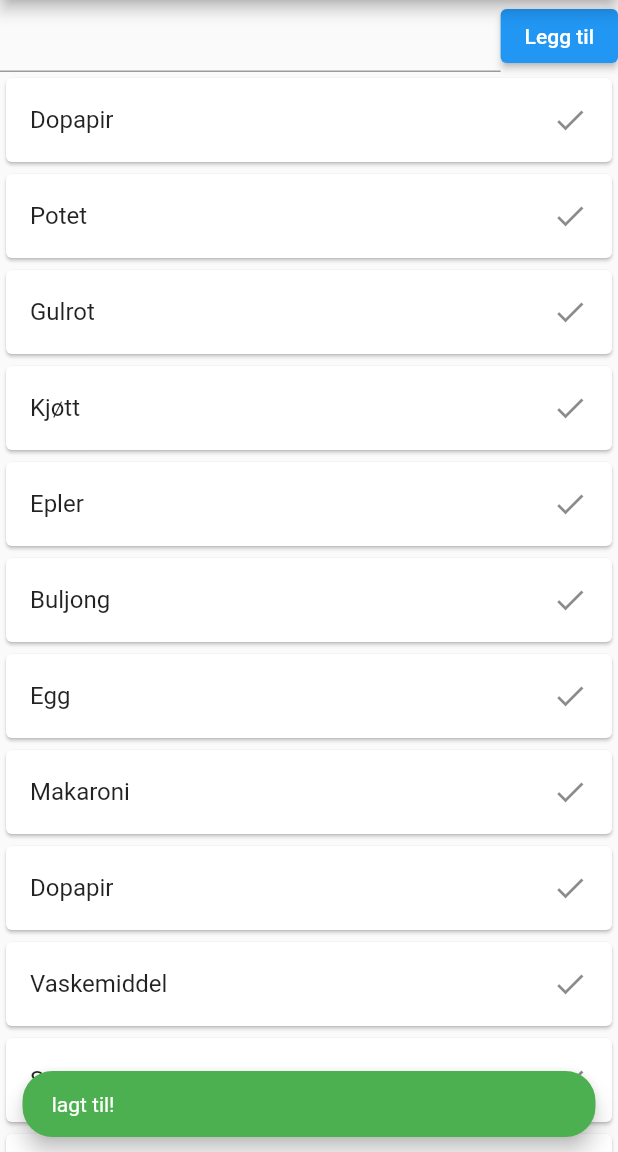
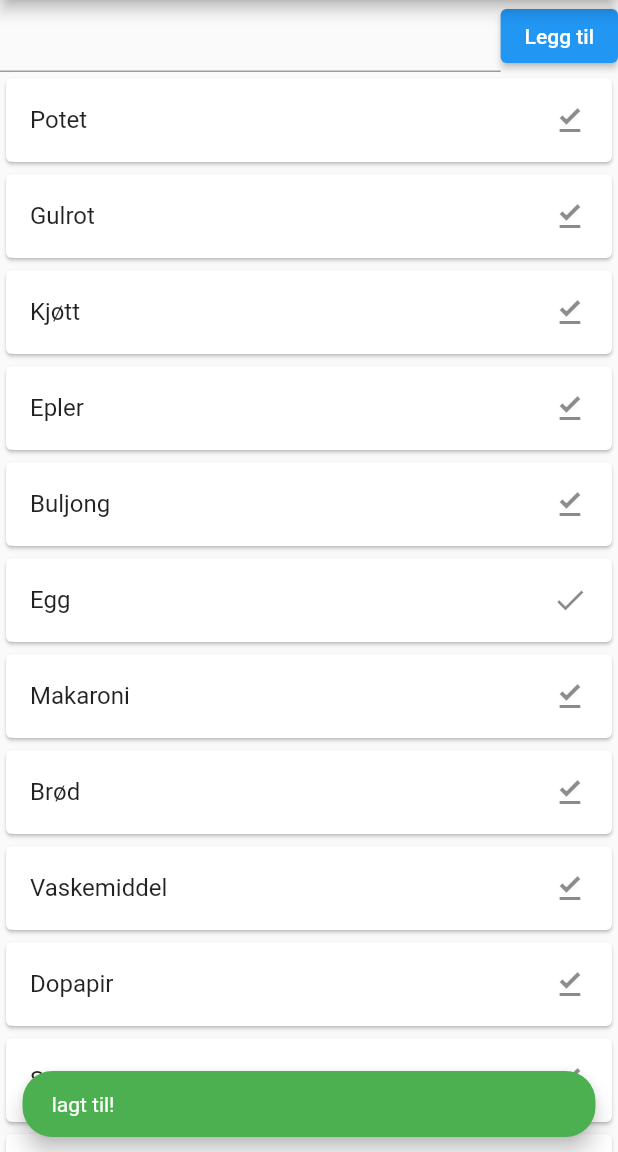
Before and after one commit to etuver/flutter-shoppinglist, a Flutter app: the screen it shows after launch, after a tap on "Legg til", on a phone screen of 412 x 824 dp, the part 84-1236 px from its top. Run offline on Flutter 3.47's test engine with Material 2 defaults, Android fonts, the light colour scheme and no system bars.

Commit message:
implement Listing

```diff
--- a/lib/main.dart
+++ b/lib/main.dart
@@ -1,23 +1,38 @@
 import 'package:flutter/material.dart';
+import 'Listing.dart';
 
 void main() {
   runApp(const MyApp());
-  //var items = [];
-  items.add("Potet");
-  items.add("Gulrot");
-  items.add("Kjøtt");
-  items.add("Epler");
-  items.add("Buljong");
-  items.add("Egg");
-  items.add("Makaroni");
-  items.add("Dopapir");
-  items.add("Vaskemiddel");
-  items.add("Smør");
-  items.add("Zalo");
+  //items.add("Potet");
+  //items.add("Gulrot");
+  //items.add("Kjøtt");
+  //items.add("Epler");
+  //items.add("Buljong");
+  //items.add("Egg");
+  //items.add("Makaroni");
+  //items.add("Dopapir");
+  //items.add("Vaskemiddel");
+  //items.add("Smør");
+  //items.add("Zalo");
+  shoppingList.add(Listing(name: "Potet"));
+  shoppingList.add(Listing(name: "Gulrot"));
+  shoppingList.add(Listing(name: "Kjøtt"));
+  shoppingList.add(Listing(name: "Epler"));
+  shoppingList.add(Listing(name: "Buljong"));
+  shoppingList.add(Listing(name: "Egg"));
+  shoppingList.add(Listing(name: "Makaroni"));
+  shoppingList.add(Listing(name: "Brød"));
+  shoppingList.add(Listing(name: "Vaskemiddel"));
+  shoppingList.add(Listing(name: "Dopapir"));
+  shoppingList.add(Listing(name: "Smør"));
+  shoppingList.add(Listing(name: "Zalo"));
+  shoppingList.add(Listing(name: "Løk"));
+  shoppingList[5].checked = true;
 }
 
 TextEditingController newItemController = TextEditingController();
 List<String> items = ["Dopapir"];
+List<Listing> shoppingList = [];
 
 class MyApp extends StatefulWidget {
   const MyApp({super.key});
@@ -62,13 +77,17 @@ class _MyAppState extends State<MyApp> {
                         physics: const NeverScrollableScrollPhysics(),
                         // Inner listview must be not scrollable
                         shrinkWrap: true,
-                        itemCount: items.length,
+                        //itemCount: items.length,
+                        itemCount: shoppingList.length,
                         itemBuilder: (BuildContext context, int index) {
                           return Card(
                             child: ListTile(
-                              title: Text(items[index]),
-                              trailing: Icon(Icons.done),
-                            ),
+                                // title: Text(items[index]),
+                                title: Text(shoppingList[index].name),
+                                //trailing: Icon(Icons.done),
+                                trailing: Icon(shoppingList[index].checked
+                                    ? Icons.done
+                                    : Icons.file_download_done)),
                           );
                         },
                       )
@@ -88,7 +107,7 @@ final GlobalKey<ScaffoldState> _scaffoldKey = GlobalKey<ScaffoldState>();
 /// Sends a snackbar to the user
 /// Clears the TextField
 void addToList() {
-  items.add(newItemController.text);
+  shoppingList.add(Listing(name: newItemController.text.toString()));
   sendSnackBar("${newItemController.text} lagt til!", Colors.green);
   newItemController.text = "";
 }
```
